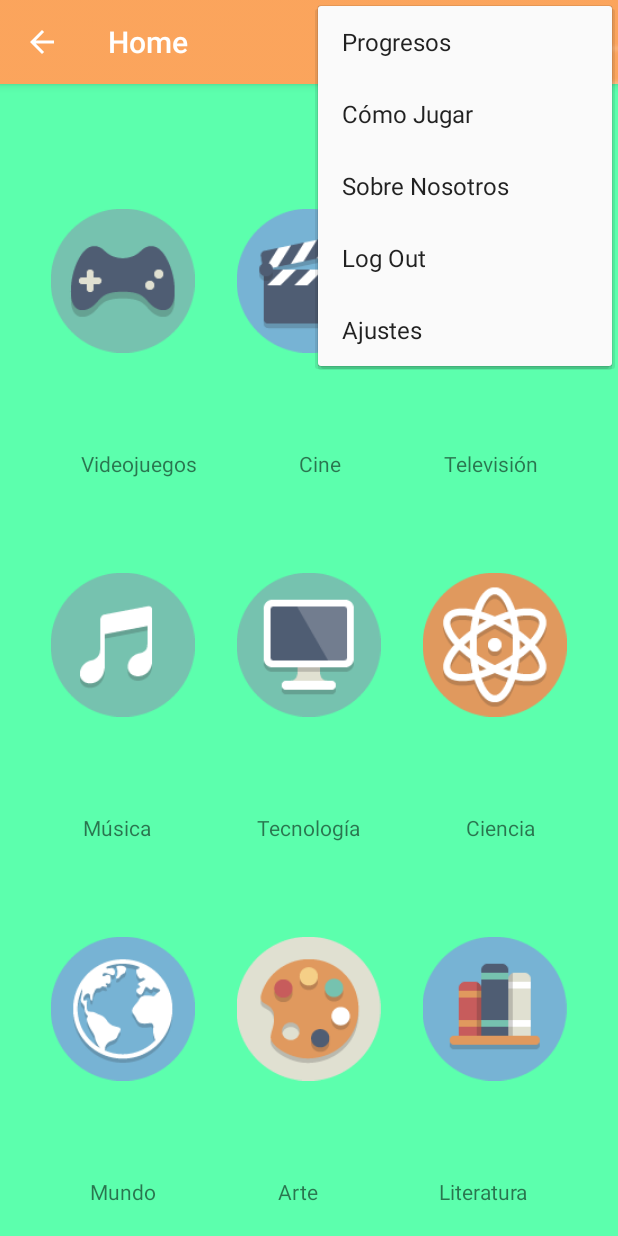
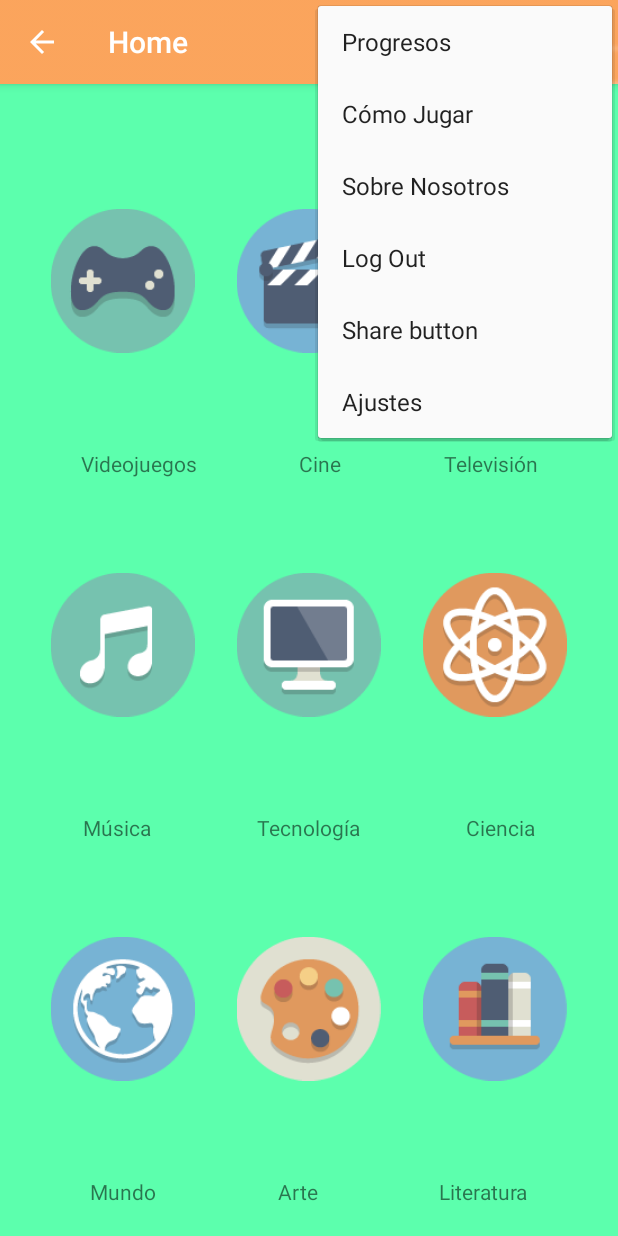
Before and after one commit to Alexandroat/Qizit, an Android app: the Categories screen opened directly, with no data from a screen before it, with the options menu open, on a phone screen of 412 x 824 dp. Run offline under Robolectric (Android 15) with nearby library versions, the phone set to English and light mode, and no system bars.

Commit message:
share in menu list

```diff
--- a/app/src/main/res/menu/menu_main.xml
+++ b/app/src/main/res/menu/menu_main.xml
@@ -23,4 +23,19 @@
         android:id="@+id/logout"
         android:title="@string/menu_logout_text"
         app:showAsAction="never" />
+    <item
+        android:id="@+id/sharebutt"
+        android:title="Share button"
+        android:icon="@android:drawable/ic_menu_share"
+        android:orderInCategory="1" />
+
+        <!--
+        cambiar la api para que funcione poner imagen en action bar
+        android:showAsAction="ifRoom"
+        -->
+
+    />
+
+
+
 </menu>
--- /dev/null
+++ b/app/src/main/res/values/ids.xml
@@ -0,0 +1,4 @@
+<?xml version="1.0" encoding="utf-8"?>
+<resources>
+    <item name="sharebutt" type="id">Share</item>
+</resources>
```
Also changed, not shown: app/src/main/java/com/example/alex/qizit/MainActivity.java (+13 -0 lines), 4 other files.
